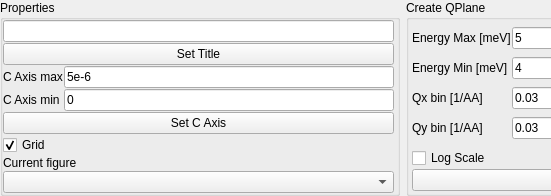
The window that src/main/resources/base/Views/QPlane.ui (MJOLNIRPackage/MJOLNIR-GUI) describes before a commit, drawn with Qt 5; both pictures show x 0 to 551 and y 0 to 196 of the 805 by 196 pixel window.
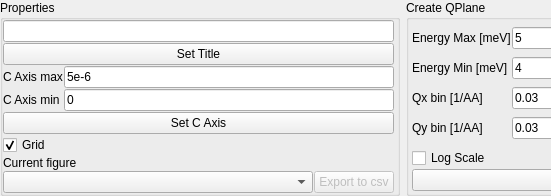
The same window after the commit.

Commit message: Add export capabilities

What changed in the file:
```diff
--- a/src/main/resources/base/Views/QPlane.ui
+++ b/src/main/resources/base/Views/QPlane.ui
@@ -175,6 +175,8 @@
        </widget>
       </item>
       <item>
+       <layout class="QHBoxLayout" name="horizontalLayout_3" stretch="1,0">
+        <item>
        <widget class="QComboBox" name="QPlane_figureList_comboBox">
         <property name="toolTip">
          <string>Current Figure</string>
@@ -184,6 +186,18 @@
         </property>
        </widget>
       </item>
+        <item>
+         <widget class="QPushButton" name="QPlane_figureToCSV_pushButton">
+          <property name="enabled">
+           <bool>false</bool>
+          </property>
+          <property name="text">
+           <string>Export to csv</string>
+          </property>
+         </widget>
+        </item>
+       </layout>
+      </item>
      </layout>
     </widget>
    </item>
```
Left out of the diff: 1 changed line with no effect on the pictures. Lines whose indentation alone changed are shown as unchanged. The commit also changes 5 other files.
